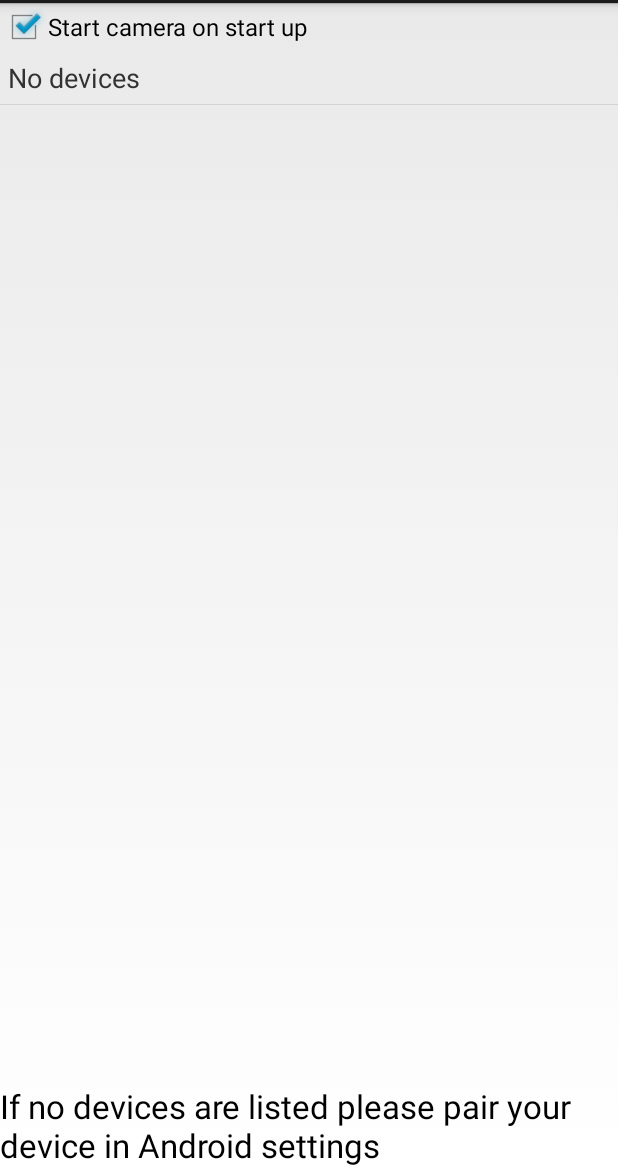
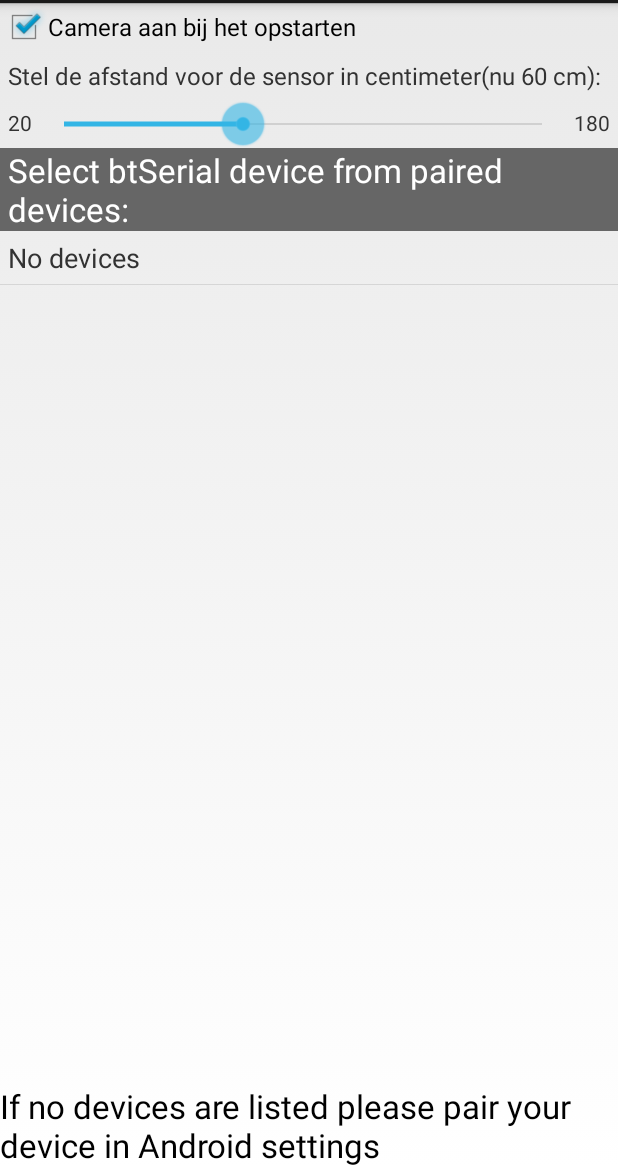
Before and after one commit to somayedkh/ViewRadar, an Android app: the screen it shows after launch (DeviceListActivity), on a phone screen of 412 x 824 dp, the part 69-1236 px from its top. Run offline under Robolectric (Android 15) with nearby library versions, the phone set to English and light mode, and no system bars.

Commit message:
[Android] Al lot of fixes and features for the Mid-term presentation.

```diff
--- a/android-viewradar/mobile/build.gradle
+++ b/android-viewradar/mobile/build.gradle
@@ -1,8 +1,8 @@
 apply plugin: 'com.android.application'
 
 android {
-        compileSdkVersion 21
-        buildToolsVersion "25.0.2"
+    compileSdkVersion 21
+    buildToolsVersion "25.0.2"
 
     defaultConfig {
         applicationId "nl.hva.viewradar"
@@ -23,4 +23,5 @@ dependencies {
     compile fileTree(dir: 'libs', include: ['*.jar'])
     wearApp project(':wear')
     compile 'com.google.android.gms:play-services-wearable:10.2.0'
+    compile 'com.android.support:support-v4:21.0.3'
 }
--- a/android-viewradar/mobile/src/main/java/nl/hva/viewradar/activities/DeviceListActivity.java
+++ b/android-viewradar/mobile/src/main/java/nl/hva/viewradar/activities/DeviceListActivity.java
@@ -14,6 +14,7 @@ import android.widget.Button;
 import android.widget.CheckBox;
 import android.widget.CompoundButton;
 import android.widget.ListView;
+import android.widget.SeekBar;
 import android.widget.TextView;
 import android.widget.Toast;
 import android.widget.AdapterView.OnItemClickListener;
@@ -32,7 +33,9 @@ public class DeviceListActivity extends Activity {
     // declare button for launching website and textview for connection status
     Button tlbutton;
     TextView textView1;
+    TextView mRangeTitle;
     CheckBox mCheckBox;
+    SeekBar mSeekBar;
 
     // EXTRA string to send on to mainactivity
     public static String EXTRA_DEVICE_ADDRESS = "device_address";
@@ -47,6 +50,8 @@ public class DeviceListActivity extends Activity {
         setContentView(R.layout.device_list);
 
         mCheckBox = (CheckBox) findViewById(R.id.checkBox);
+        mSeekBar = (SeekBar) findViewById(R.id.seekBar);
+        mRangeTitle = (TextView) findViewById(R.id.range_text);
 
         mCheckBox.setChecked(PreferenceUtils.getInstance().cameraOn());
 
@@ -54,6 +59,28 @@ public class DeviceListActivity extends Activity {
             @Override
             public void onCheckedChanged(CompoundButton compoundButton, boolean b) {
                 PreferenceUtils.getInstance().showCamera(b);
+            }
+        });
+
+        mSeekBar.setProgress(PreferenceUtils.getInstance().getRange());
+        mRangeTitle.setText(getString(R.string.set_range, PreferenceUtils.getInstance().getRange()));
+
+        mSeekBar.setOnSeekBarChangeListener(new SeekBar.OnSeekBarChangeListener() {
+            @Override
+            public void onProgressChanged(SeekBar seekBar, int i, boolean b) {
+                int realRange = i+20;
+                PreferenceUtils.getInstance().setRange(realRange);
+                mRangeTitle.setText(getString(R.string.set_range, realRange));
+            }
+
+            @Override
+            public void onStartTrackingTouch(SeekBar seekBar) {
+
+            }
+
+            @Override
+            public void onStopTrackingTouch(SeekBar seekBar) {
+
             }
         });
     }
--- a/android-viewradar/mobile/src/main/java/nl/hva/viewradar/services/DataLayerListenerService.java
+++ b/android-viewradar/mobile/src/main/java/nl/hva/viewradar/services/DataLayerListenerService.java
@@ -37,7 +37,7 @@ public class DataLayerListenerService extends WearableListenerService {
         if(D) Log.d(TAG, "onMessageReceived: " + m.getPath());
         if(m.getPath().equals("start")) {
             Intent startIntent = new Intent(this, MainActivity.class);
-            startIntent.addFlags(Intent.FLAG_ACTIVITY_REORDER_TO_FRONT | Intent.FLAG_ACTIVITY_NEW_TASK);
+            startIntent.addFlags(Intent.FLAG_ACTIVITY_REORDER_TO_FRONT);
             startActivity(startIntent);
         }
     }
--- a/android-viewradar/mobile/src/main/java/nl/hva/viewradar/utils/PreferenceUtils.java
+++ b/android-viewradar/mobile/src/main/java/nl/hva/viewradar/utils/PreferenceUtils.java
@@ -10,6 +10,7 @@ public class PreferenceUtils {
     private static final String KEY = "sharedPreferences";
     private static final String KEY_FIRST_RUN = "first_run";
     private static final String KEY_SHOW_CAMERA = "show_camera";
+    private static final String KEY_SENSOR_RANGE = "sensor_range";
 
     private static PreferenceUtils sInstance = new PreferenceUtils();
 
@@ -49,5 +50,17 @@ public class PreferenceUtils {
         return mSharedPreferences.getBoolean(KEY_SHOW_CAMERA, true);
     }
 
+    /**
+     * Save sensor range.
+     */
+    public void setRange(int range) {
+        mSharedPreferences.edit()
+                .putInt(KEY_SENSOR_RANGE, range)
+                .apply();
+    }
+
+    public int getRange() {
+        return mSharedPreferences.getInt(KEY_SENSOR_RANGE, 60);
+    }
 
 }
--- a/android-viewradar/mobile/src/main/res/layout/device_list.xml
+++ b/android-viewradar/mobile/src/main/res/layout/device_list.xml
@@ -2,22 +2,58 @@
 <LinearLayout xmlns:android="http://schemas.android.com/apk/res/android"
     android:orientation="vertical"
     android:layout_width="match_parent"
-    android:layout_height="match_parent"
-    >
+    android:layout_height="match_parent">
 
     <CheckBox
         android:id="@+id/checkBox"
         android:layout_width="match_parent"
         android:layout_height="wrap_content"
         android:checked="true"
-        android:text="Start camera on start up" />
+        android:text="@string/camera_startup" />
+
+    <TextView
+        android:id="@+id/range_text"
+        android:layout_width="match_parent"
+        android:layout_height="wrap_content"
+        android:padding="5dp"
+        android:text="@string/set_range"
+        android:textSize="16sp"/>
+
+    <LinearLayout
+        android:layout_width="match_parent"
+        android:layout_height="wrap_content"
+        android:orientation="horizontal">
+
+        <TextView
+            android:id="@+id/textView"
+            android:layout_width="wrap_content"
+            android:layout_height="match_parent"
+            android:padding="5dp"
+            android:text="20" />
+
+        <SeekBar
+            android:id="@+id/seekBar"
+            android:layout_width="0dp"
+            android:layout_height="wrap_content"
+            android:layout_weight="1"
+            android:progress="80"
+            android:max="160"/>
+
+        <TextView
+            android:id="@+id/textView2"
+            android:layout_width="wrap_content"
+            android:layout_height="match_parent"
+            android:padding="5dp"
+            android:text="180" />
+
+    </LinearLayout>
 
     <TextView android:id="@+id/title_paired_devices"
         android:layout_width="match_parent"
         android:layout_height="wrap_content"
         android:textAppearance="?android:attr/textAppearanceLarge"
         android:text="Select btSerial device from paired devices:"
-        android:visibility="gone"
+        android:visibility="visible"
         android:background="#666"
         android:textColor="#fff"
         android:paddingLeft="5dp"
--- /dev/null
+++ b/android-viewradar/mobile/src/main/res/values/colors.xml
@@ -0,0 +1,6 @@
+<?xml version="1.0" encoding="utf-8"?>
+<resources>
+    <color name="action_bar_background_color">#f0bababa</color>
+    <color name="action_background_color">#ff2878ff</color>
+    <color name="action_background_color_down">#ff195ccf</color>
+</resources>
--- a/android-viewradar/mobile/src/main/res/values/strings.xml
+++ b/android-viewradar/mobile/src/main/res/values/strings.xml
@@ -4,4 +4,11 @@
     <string name="app_name">Viewrader</string>
     <string name="action_settings">Settings</string>
 
+    <!-- TODO: Remove or change this placeholder text -->
+    <string name="hello_blank_fragment">Hello blank fragment</string>
+
+    <string name="camera_startup">Camera aan bij het opstarten</string>
+    <string name="set_range">Stel de afstand voor de sensor in centimeter(nu %1$d cm):</string>
+    <string name="main_activity_text">Je kunt de app nu verlaten, maar sluit de app niet af!</string>
+
 </resources>
```
Also changed, not shown: android-viewradar/mobile/src/main/java/nl/hva/viewradar/activities/MainActivity.java (+18 -9 lines), android-viewradar/mobile/src/main/java/nl/hva/viewradar/fragments/DeviceLinkFragment.java (added, +109 -0 lines), android-viewradar/mobile/src/main/res/layout/activity_main.xml (+15 -9 lines), android-viewradar/mobile/src/main/res/layout/fragment_device_link.xml (added, +13 -0 lines), android-viewradar/wear/src/main/java/nl/hva/viewradar/activities/MainActivity.java (+42 -41 lines), android-viewradar/wear/src/main/java/nl/hva/viewradar/fragments/CameraFragment.java (+9 -5 lines), android-viewradar/wear/src/main/res/layout/camera.xml (+1 -22 lines).
